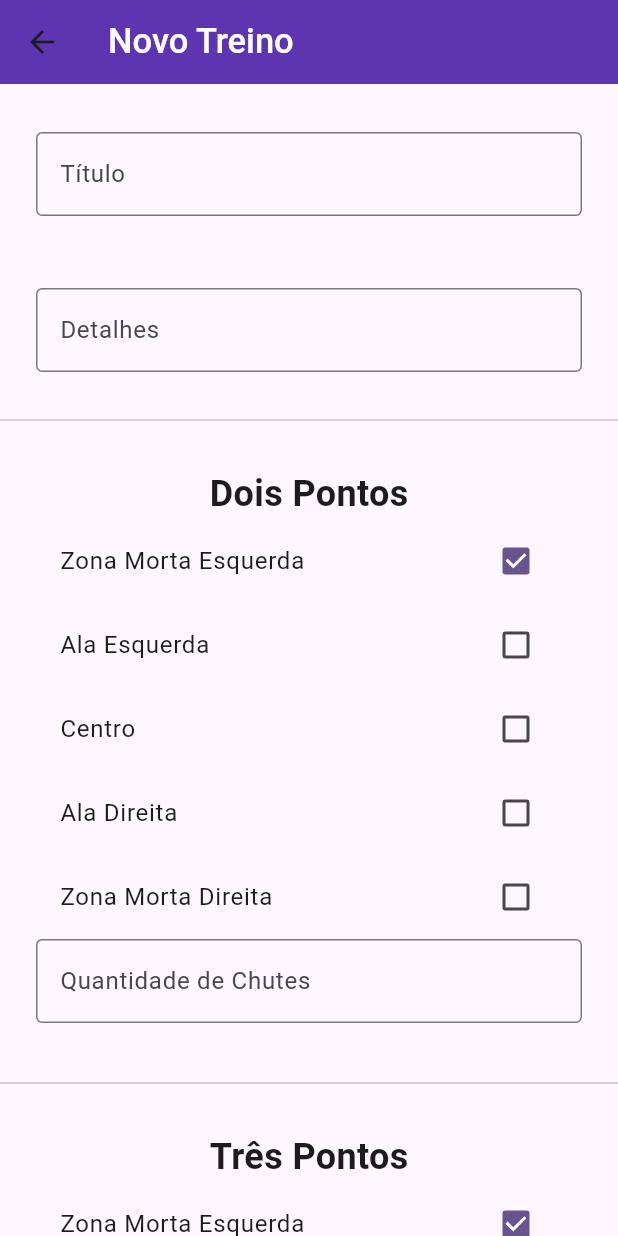
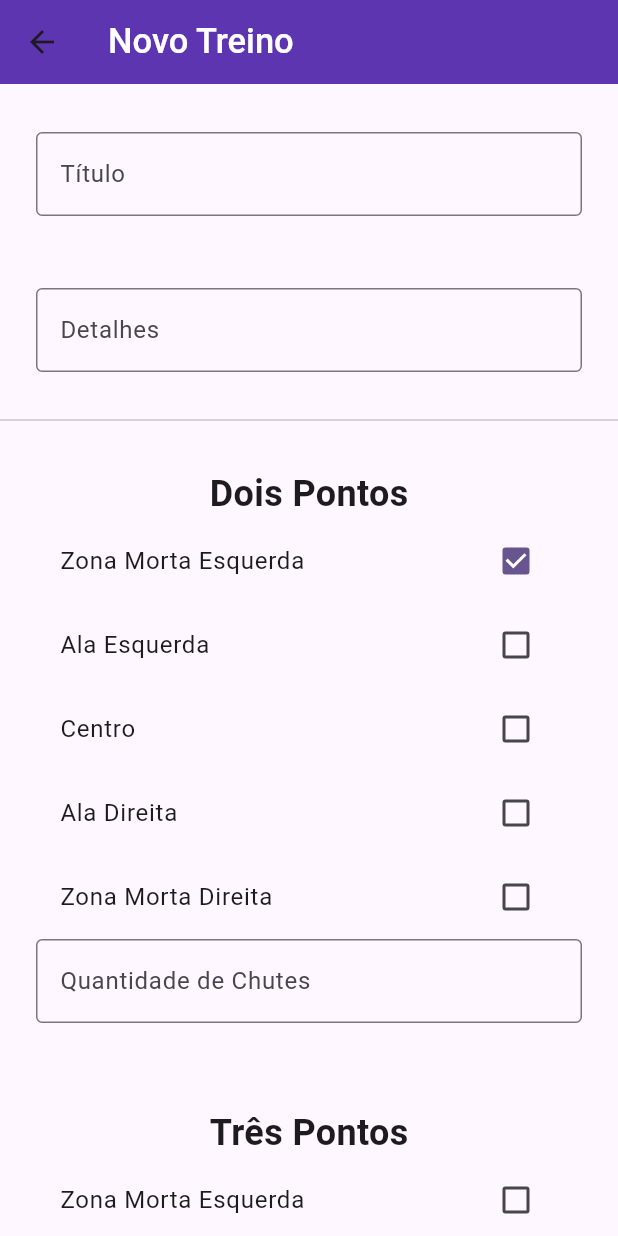
Before and after one commit to racalixta/flutter_basketball_100, a Flutter app: the NewTrainingPage screen opened directly, after a tap on "Zona Morta Esquerda", on a phone screen of 412 x 824 dp. Run offline on Flutter 3.47's test engine with Material 2 defaults, Android fonts, the phone set to English and light mode, and no system bars.

```diff
--- a/lib/pages/new_training_page.dart
+++ b/lib/pages/new_training_page.dart
@@ -1,4 +1,5 @@
 import 'package:flutter/material.dart';
+import 'package:flutter_basketball_100/widgets/training_options.dart';
 
 class NewTrainingPage extends StatefulWidget {
   const NewTrainingPage({super.key});
@@ -99,6 +100,8 @@ class _NewTrainingPageState extends State<NewTrainingPage> {
                   ),
                 ),
                 const Divider(),
+
+                // DOIS PONTOS
                 Padding(
                   padding: const EdgeInsets.all(24),
                   child: Column(
@@ -110,31 +113,7 @@ class _NewTrainingPageState extends State<NewTrainingPage> {
                           fontWeight: FontWeight.bold,
                         ),
                       ),
-                      CheckboxListTile(
-                        value: cornerLeft,
-                        title: const Text('Zona Morta Esquerda'),
-                        onChanged: (value) => change(value, 'cornerLeft'),
-                      ),
-                      CheckboxListTile(
-                        value: wingLeft,
-                        title: const Text('Ala Esquerda'),
-                        onChanged: (value) => change(value, 'wingLeft'),
-                      ),
-                      CheckboxListTile(
-                        value: center,
-                        title: const Text('Centro'),
-                        onChanged: (value) => change(value, 'center'),
-                      ),
-                      CheckboxListTile(
-                        value: wingRight,
-                        title: const Text('Ala Direita'),
-                        onChanged: (value) => change(value, 'wingRight'),
-                      ),
-                      CheckboxListTile(
-                        value: cornerRight,
-                        title: const Text('Zona Morta Direita'),
-                        onChanged: (value) => change(value, 'cornerRight'),
-                      ),
+                      const TrainingOptions(),
                       Padding(
                         padding: const EdgeInsets.only(bottom: 8),
                         child: TextFormField(
@@ -155,7 +134,8 @@ class _NewTrainingPageState extends State<NewTrainingPage> {
                     ],
                   ),
                 ),
-                const Divider(),
+
+                // TRES PONTOS
                 Padding(
                   padding: const EdgeInsets.all(24),
                   child: Column(
@@ -167,31 +147,7 @@ class _NewTrainingPageState extends State<NewTrainingPage> {
                           fontWeight: FontWeight.bold,
                         ),
                       ),
-                      CheckboxListTile(
-                        value: cornerLeft,
-                        title: const Text('Zona Morta Esquerda'),
-                        onChanged: (value) => change(value, 'cornerLeft'),
-                      ),
-                      CheckboxListTile(
-                        value: wingLeft,
-                        title: const Text('Ala Esquerda'),
-                        onChanged: (value) => change(value, 'wingLeft'),
-                      ),
-                      CheckboxListTile(
-                        value: center,
-                        title: const Text('Centro'),
-                        onChanged: (value) => change(value, 'center'),
-                      ),
-                      CheckboxListTile(
-                        value: wingRight,
-                        title: const Text('Ala Direita'),
-                        onChanged: (value) => change(value, 'wingRight'),
-                      ),
-                      CheckboxListTile(
-                        value: cornerRight,
-                        title: const Text('Zona Morta Direita'),
-                        onChanged: (value) => change(value, 'cornerRight'),
-                      ),
+                      const TrainingOptions(),
                       Padding(
                         padding: const EdgeInsets.only(bottom: 8),
                         child: TextFormField(
@@ -212,6 +168,7 @@ class _NewTrainingPageState extends State<NewTrainingPage> {
                     ],
                   ),
                 ),
+
                 Padding(
                   padding: const EdgeInsets.all(24.0),
                   child: ElevatedButton(
--- /dev/null
+++ b/lib/widgets/training_options.dart
@@ -0,0 +1,71 @@
+import 'package:flutter/material.dart';
+
+class TrainingOptions extends StatefulWidget {
+  const TrainingOptions({super.key});
+
+  @override
+  State<TrainingOptions> createState() => _TrainingOptionsState();
+}
+
+class _TrainingOptionsState extends State<TrainingOptions> {
+  bool cornerLeft = false;
+  bool wingLeft = false;
+  bool center = false;
+  bool wingRight = false;
+  bool cornerRight = false;
+
+  change(value, switchValue) {
+    setState(() {
+      switch (switchValue) {
+        case 'cornerLeft':
+          cornerLeft = value;
+          break;
+        case 'wingLeft':
+          wingLeft = value;
+          break;
+        case 'center':
+          center = value;
+          break;
+        case 'cornerRight':
+          cornerRight = value;
+          break;
+        case 'wingRight':
+          wingRight = value;
+          break;
+      }
+    });
+  }
+
+  @override
+  Widget build(BuildContext context) {
+    return Column(
+      children: [
+        CheckboxListTile(
+          value: cornerLeft,
+          title: const Text('Zona Morta Esquerda'),
+          onChanged: (value) => change(value, 'cornerLeft'),
+        ),
+        CheckboxListTile(
+          value: wingLeft,
+          title: const Text('Ala Esquerda'),
+          onChanged: (value) => change(value, 'wingLeft'),
+        ),
+        CheckboxListTile(
+          value: center,
+          title: const Text('Centro'),
+          onChanged: (value) => change(value, 'center'),
+        ),
+        CheckboxListTile(
+          value: wingRight,
+          title: const Text('Ala Direita'),
+          onChanged: (value) => change(value, 'wingRight'),
+        ),
+        CheckboxListTile(
+          value: cornerRight,
+          title: const Text('Zona Morta Direita'),
+          onChanged: (value) => change(value, 'cornerRight'),
+        ),
+      ],
+    );
+  }
+}
```
